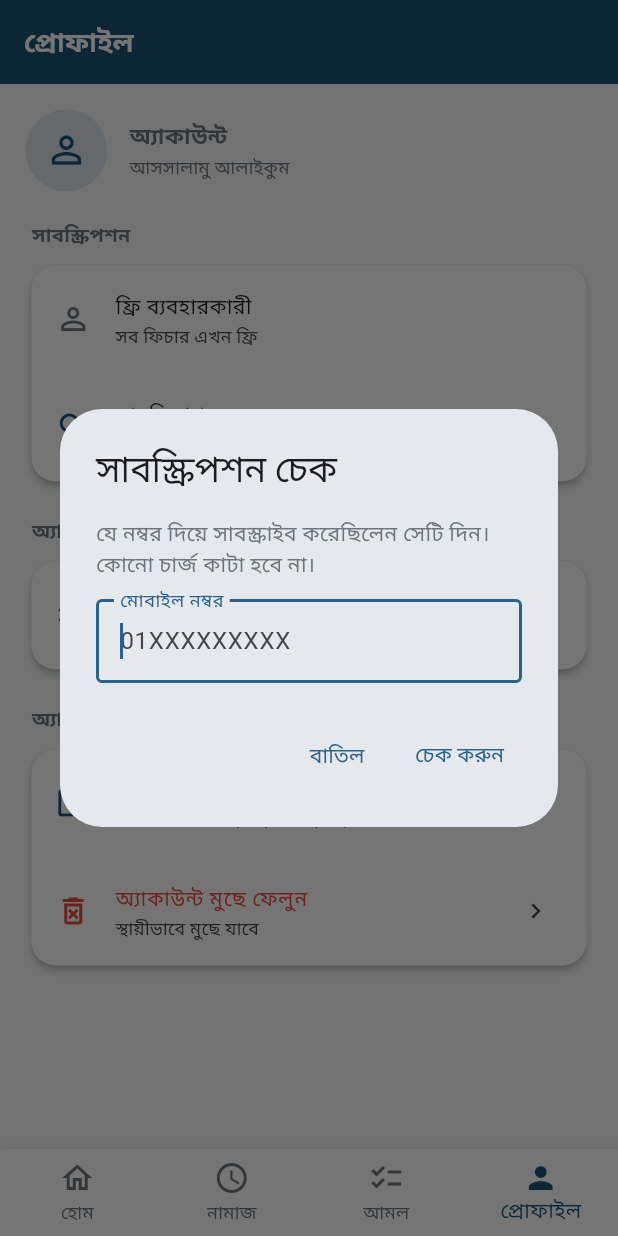
After one commit to rtrajon-dev/amol_app, a Flutter app: the ProfileScreen screen opened by its route, after a tap on "সাবস্ক্রিপশন চেক করুন", on a phone screen of 412 x 824 dp. The commit adds this screen. Run offline on Flutter 3.47's test engine with Material 3 defaults, Android fonts, the phone set to English and light mode, and no system bars; our stand-ins replace adhan, connectivity_plus, dio, drift, drift_flutter, firebase_analytics and 17 more; accounts and stored records are empty; generated files the repository leaves out were written again; network calls fail; Roboto replaces fonts that are missing (Hind).

Commit message:
feat(profile): add a Profile tab and reduce the nav to four
Adds Profile and drops the bottom nav from five tabs to four:
হোম · নামাজ · আমল · প্রোফাইল.

নামাজ and আমল stay because they are the daily-use pair — prayer times are
consulted five times a day and the amal tracker is what the app is named
for. তাসবিহ moves to the home grid because it is used in sessions rather
than constantly, and রমজান because it is relevant about thirty days a
year, which is the weakest possible use of a permanent slot.

রমজান was not on the home grid, so cutting it from the nav without adding
a tile would have made it unreachable — which is precisely what had
already happened to Settings: AppRoutes.settings had a route and no entry
point anywhere in the UI, so city selection, calculation method, azan
toggles and subscription cancel were all unreachable. Profile is now that
door.

The নামাজের সময় tile is dropped: duplicating a permanent tab spends a grid
slot on a screen that is always one tap away.

Profile carries account (email, logout, delete) and BDApps subscription
status and unsubscribe.

The subscription section separates management from sales, which is what
lets it exist at all in a phase that sells nothing (FR-PH-01). A user who
subscribed through the Amol365 web app is premium here under one shared
MSISDN (FR-S-19), and on a fresh install their entitlement cache is empty,
so without a status lookup they would have no way to reach or cancel a
subscription they are already paying for. The lookup is therefore
available in Phase 1; every path that would take money is not. The check
deliberately does not continue into the OTP subscribe flow, which would
make it a purchase path.

Cancelling still states plainly that it ends web access too (FR-S-20), and
a stale entitlement is labelled rather than presented as freshly verified
(FR-S-15).

MainShell._tabs becomes MainShell.tabs so a test can assert it against the
nav bar's items. Those two lists live in different files and are joined
only by index, so a mismatch routes taps to the wrong screen with nothing
to catch it at compile time; navigation_test now pins the pairing.

23 tests.

```diff
--- a/lib/app/router/app_router.dart
+++ b/lib/app/router/app_router.dart
@@ -16,6 +16,7 @@ import '../../features/onboarding/presentation/view/onboarding_screen.dart';
 import '../../features/prayer_time/presentation/view/azan_settings_screen.dart';
 import '../../features/prayer_time/presentation/view/city_selector_screen.dart';
 import '../../features/prayer_time/presentation/view/prayer_time_screen.dart';
+import '../../features/profile/presentation/view/profile_screen.dart';
 import '../../features/qibla/presentation/view/qibla_screen.dart';
 import '../../features/ramadan/presentation/view/ramadan_screen.dart';
 import '../../features/settings/presentation/view/settings_screen.dart';
@@ -238,6 +239,10 @@ final appRouterProvider = Provider<GoRouter>((ref) {
             builder: (_, _) => const RamadanScreen(),
           ),
           GoRoute(
+            path: AppRoutes.profile,
+            builder: (_, _) => const ProfileScreen(),
+          ),
+          GoRoute(
             path: AppRoutes.settings,
             builder: (_, _) => const SettingsScreen(),
           ),
--- a/lib/app/router/app_routes.dart
+++ b/lib/app/router/app_routes.dart
@@ -26,5 +26,6 @@ abstract class AppRoutes {
   static const surah = '/surah';
   static const surahDetail = '/surah/:id';
   static const ramadan = '/ramadan';
+  static const profile = '/profile';
   static const settings = '/settings';
 }
--- a/lib/app/shell/main_shell.dart
+++ b/lib/app/shell/main_shell.dart
@@ -9,12 +9,20 @@ class MainShell extends StatelessWidget {
 
   final Widget child;
 
-  static const _tabs = [
+  /// Four tabs, ordered by daily frequency.
+  ///
+  /// This list is positionally coupled to `AppBottomNavBar.items` — index N
+  /// here must be the item at index N there. Editing one without the other
+  /// routes taps to the wrong screen, and nothing catches it at compile time.
+  ///
+  /// তাসবিহ and রমজান moved to the home grid: tasbeeh is used in sessions
+  /// rather than constantly, and Ramadan is relevant about thirty days a year,
+  /// which is a poor use of a permanent slot.
+  static const tabs = [
     AppRoutes.home,
+    AppRoutes.prayerTime,
     AppRoutes.amalTracker,
-    AppRoutes.prayerTime,
-    AppRoutes.tasbeeh,
-    AppRoutes.ramadan,
+    AppRoutes.profile,
   ];
 
   @override
@@ -26,10 +34,10 @@ class MainShell extends StatelessWidget {
       body: child,
       bottomNavigationBar: AppBottomNavBar(
         currentIndex: currentIndex < 0 ? 0 : currentIndex,
-        onTap: (i) => context.go(_tabs[i]),
+        onTap: (i) => context.go(tabs[i]),
       ),
     );
   }
 
-  int _tabIndexFor(String path) => _tabs.indexWhere((t) => path == t);
+  int _tabIndexFor(String path) => tabs.indexWhere((t) => path == t);
 }
--- a/lib/app/shell/widgets/bottom_nav_bar.dart
+++ b/lib/app/shell/widgets/bottom_nav_bar.dart
@@ -15,12 +15,12 @@ class AppBottomNavBar extends StatelessWidget {
     return BottomNavigationBar(
       currentIndex: currentIndex,
       onTap: onTap,
+      // Positionally coupled to `MainShell._tabs` — see the note there.
       items: const [
         BottomNavigationBarItem(icon: Icon(Icons.home_outlined), activeIcon: Icon(Icons.home), label: 'হোম'),
+        BottomNavigationBarItem(icon: Icon(Icons.access_time_outlined), activeIcon: Icon(Icons.access_time), label: 'নামাজ'),
         BottomNavigationBarItem(icon: Icon(Icons.checklist_outlined), activeIcon: Icon(Icons.checklist), label: 'আমল'),
-        BottomNavigationBarItem(icon: Icon(Icons.access_time_outlined), activeIcon: Icon(Icons.access_time), label: 'নামাজ'),
-        BottomNavigationBarItem(icon: Icon(Icons.loop_outlined), activeIcon: Icon(Icons.loop), label: 'তাসবিহ'),
-        BottomNavigationBarItem(icon: Icon(Icons.star_outline), activeIcon: Icon(Icons.star), label: 'রমজান'),
+        BottomNavigationBarItem(icon: Icon(Icons.person_outline), activeIcon: Icon(Icons.person), label: 'প্রোফাইল'),
       ],
     );
   }
--- /dev/null
+++ b/lib/features/profile/presentation/view/profile_screen.dart
@@ -0,0 +1,208 @@
+import 'package:flutter/material.dart';
+import 'package:flutter_riverpod/flutter_riverpod.dart';
+import 'package:flutter_screenutil/flutter_screenutil.dart';
+import 'package:go_router/go_router.dart';
+
+import '../../../../app/config/feature_flags.dart';
+import '../../../../app/router/app_routes.dart';
+import '../../../../app/theme/app_colors.dart';
+import '../../../auth/presentation/viewmodel/auth_viewmodel.dart';
+import '../../../subscription/presentation/viewmodel/subscription_viewmodel.dart';
+import '../widgets/profile_section.dart';
+import '../widgets/subscription_status_card.dart';
+
+class ProfileScreen extends ConsumerWidget {
+  const ProfileScreen({super.key});
+
+  @override
+  Widget build(BuildContext context, WidgetRef ref) {
+    final auth = ref.watch(authProvider);
+    final entitlement = ref.watch(entitlementProvider);
+    final flags = ref.watch(featureFlagsProvider);
+
+    return Scaffold(
+      appBar: AppBar(title: const Text('প্রোফাইল')),
+      body: ListView(
+        padding: EdgeInsets.all(16.w),
+        children: [
+          _AccountHeader(email: auth.user?.email ?? ''),
+          SizedBox(height: 20.h),
+
+          ProfileSection(
+            title: 'সাবস্ক্রিপশন',
+            children: [
+              SubscriptionStatusCard(
+                entitlement: entitlement,
+                // FR-PH-02 — Phase 1 offers no way to BUY. Checking and
+                // cancelling an existing subscription is account management,
+                // not a sales surface, and a web subscriber (FR-S-19) still
+                // needs both.
+                canSubscribe: flags.subscriptionEnabled,
+              ),
+            ],
+          ),
+          SizedBox(height: 20.h),
+
+          ProfileSection(
+            title: 'অ্যাপ',
+            children: [
+              ProfileTile(
+                icon: Icons.settings_outlined,
+                title: 'সেটিংস',
+                subtitle: 'নামাজের সময়, আযান, শহর',
+                onTap: () => context.push(AppRoutes.settings),
+              ),
+            ],
+          ),
+          SizedBox(height: 20.h),
+
+          ProfileSection(
+            title: 'অ্যাকাউন্ট',
+            children: [
+              ProfileTile(
+                icon: Icons.logout,
+                title: 'লগআউট',
+                subtitle: 'আমল ও তাসবিহ এই ডিভাইসেই থাকবে',
+                onTap: () => _confirmLogout(context, ref),
+              ),
+              ProfileTile(
+                icon: Icons.delete_forever_outlined,
+                title: 'অ্যাকাউন্ট মুছে ফেলুন',
+                subtitle: 'স্থায়ীভাবে মুছে যাবে',
+                destructive: true,
+                onTap: () => _confirmDelete(context, ref),
+              ),
+            ],
+          ),
+        ],
+      ),
+    );
+  }
+
+  /// FR-A-08 — device-local progress survives a logout. Saying so in the
+  /// dialog matters: users who fear losing a long streak will not log out, and
+  /// then cannot switch accounts.
+  Future<void> _confirmLogout(BuildContext context, WidgetRef ref) async {
+    final confirmed = await showDialog<bool>(
+      context: context,
+      builder: (dialogContext) => AlertDialog(
+        title: const Text('লগআউট'),
+        content: const Text(
+          'আপনি কি লগআউট করতে চান?\n\n'
+          'আপনার আমল, তাসবিহ ও স্ট্রিক এই ডিভাইসেই থাকবে।',
+        ),
+        actions: [
+          TextButton(
+            onPressed: () => Navigator.pop(dialogContext, false),
+            child: const Text('বাতিল'),
+          ),
+          TextButton(
+            onPressed: () => Navigator.pop(dialogContext, true),
+            child: Text('লগআউট', style: TextStyle(color: AppColors.error)),
+          ),
+        ],
+      ),
+    );
+
+    if (confirmed != true) return;
+    await ref.read(authProvider.notifier).logout();
+  }
+
+  /// Irreversible, and the server requires the password — an unlocked phone
+  /// alone must not be able to destroy an account.
+  Future<void> _confirmDelete(BuildContext context, WidgetRef ref) async {
+    final controller = TextEditingController();
+
+    final password = await showDialog<String>(
+      context: context,
+      builder: (dialogContext) => AlertDialog(
+        title: const Text('অ্যাকাউন্ট মুছে ফেলুন'),
+        content: Column(
+          mainAxisSize: MainAxisSize.min,
+          crossAxisAlignment: CrossAxisAlignment.start,
+          children: [
+            const Text(
+              'এই কাজটি স্থায়ী। আপনার অ্যাকাউন্ট ও সাবস্ক্রিপশন মুছে যাবে '
+              'এবং ফিরিয়ে আনা যাবে না।\n\n'
+              'নিশ্চিত করতে পাসওয়ার্ড দিন:',
+            ),
+            SizedBox(height: 12.h),
+            TextField(
+              controller: controller,
+              obscureText: true,
+              autofocus: true,
+              decoration: const InputDecoration(
+                labelText: 'পাসওয়ার্ড',
+                border: OutlineInputBorder(),
+              ),
+            ),
+          ],
+        ),
+        actions: [
+          TextButton(
+            onPressed: () => Navigator.pop(dialogContext),
+            child: const Text('থাক'),
+          ),
+          TextButton(
+            onPressed: () => Navigator.pop(dialogContext, controller.text),
+            child: Text('মুছে ফেলুন', style: TextStyle(color: AppColors.error)),
+          ),
+        ],
+      ),
+    );
+
+    controller.dispose();
+    if (password == null || password.isEmpty || !context.mounted) return;
+
+    final messenger = ScaffoldMessenger.of(context);
+    final ok = await ref.read(authProvider.notifier).deleteAccount(password);
+
+    if (!ok) {
+      final failure = ref.read(authProvider).failure;
+      messenger.showSnackBar(
+        SnackBar(content: Text(failure?.message ?? 'মুছে ফেলা যায়নি।')),
+      );
+    }
+    // On success the router redirect handles navigation as auth state flips.
+  }
+}
+
+class _AccountHeader extends StatelessWidget {
+  const _AccountHeader({required this.email});
+
+  final String email;
+
+  @override
+  Widget build(BuildContext context) {
+    return Row(
+      children: [
+        CircleAvatar(
+          radius: 28.r,
+          backgroundColor: AppColors.primary.withValues(alpha: 0.12),
+          child: Icon(Icons.person_outline,
+              size: 30.sp, color: AppColors.primary),
+        ),
+        SizedBox(width: 14.w),
+        Expanded(
+          child: Column(
+            crossAxisAlignment: CrossAxisAlignment.start,
+            children: [
+              Text(
+                email.isEmpty ? 'অ্যাকাউন্ট' : email,
+                style:
+                    TextStyle(fontSize: 15.sp, fontWeight: FontWeight.w600),
+                overflow: TextOverflow.ellipsis,
+              ),
+              SizedBox(height: 2.h),
+              Text(
+                'আসসালামু আলাইকুম',
+                style: TextStyle(
+                    fontSize: 12.sp, color: AppColors.textSecondary),
+              ),
+            ],
+          ),
+        ),
+      ],
+    );
+  }
+}
--- /dev/null
+++ b/lib/features/profile/presentation/widgets/profile_section.dart
@@ -0,0 +1,79 @@
+import 'package:flutter/material.dart';
+import 'package:flutter_screenutil/flutter_screenutil.dart';
+
+import '../../../../app/theme/app_colors.dart';
+
+/// A titled group of profile rows, matching the Settings screen's grouping so
+/// the two read as one app rather than two.
+class ProfileSection extends StatelessWidget {
+  const ProfileSection({
+    super.key,
+    required this.title,
+    required this.children,
+  });
+
+  final String title;
+  final List<Widget> children;
+
+  @override
+  Widget build(BuildContext context) {
+    return Column(
+      crossAxisAlignment: CrossAxisAlignment.start,
+      children: [
+        Padding(
+          padding: EdgeInsets.only(left: 4.w, bottom: 8.h),
+          child: Text(
+            title,
+            style: TextStyle(
+              fontSize: 13.sp,
+              color: AppColors.textSecondary,
+              fontWeight: FontWeight.w600,
+            ),
+          ),
+        ),
+        Card(child: Column(children: children)),
+      ],
+    );
+  }
+}
+
+class ProfileTile extends StatelessWidget {
+  const ProfileTile({
+    super.key,
+    required this.icon,
+    required this.title,
+    required this.onTap,
+    this.subtitle,
+    this.destructive = false,
+  });
+
+  final IconData icon;
+  final String title;
+  final String? subtitle;
+  final VoidCallback onTap;
+
+  /// Irreversible actions are coloured so they cannot be tapped by pattern.
+  final bool destructive;
+
+  @override
+  Widget build(BuildContext context) {
+    final color = destructive ? AppColors.error : AppColors.primary;
+
+    return ListTile(
+      leading: Icon(icon, color: color),
+      title: Text(
+        title,
+        style: TextStyle(
+          fontSize: 14.sp,
+          fontWeight: FontWeight.w500,
+          color: destructive ? AppColors.error : null,
+        ),
+      ),
+      subtitle: subtitle == null
+          ? null
+          : Text(subtitle!, style: TextStyle(fontSize: 12.sp)),
+      trailing: const Icon(Icons.chevron_right, size: 20),
+      onTap: onTap,
+    );
+  }
+}
--- /dev/null
+++ b/lib/features/profile/presentation/widgets/subscription_status_card.dart
@@ -0,0 +1,232 @@
+import 'package:flutter/material.dart';
+import 'package:flutter_riverpod/flutter_riverpod.dart';
+import 'package:flutter_screenutil/flutter_screenutil.dart';
+import 'package:go_router/go_router.dart';
+
+import '../../../../app/di/providers.dart';
+import '../../../../app/network/api_exception.dart';
+import '../../../../app/router/app_routes.dart';
+import '../../../../app/theme/app_colors.dart';
+import '../../../subscription/domain/entitlement.dart';
+import '../../../subscription/presentation/viewmodel/subscription_viewmodel.dart';
+import 'profile_section.dart';
+
+/// BDApps subscription status, plus the two actions a subscriber needs:
+/// find their subscription, and end it.
+///
+/// [canSubscribe] separates *management* from *sales*. Phase 1 sells nothing
+/// (FR-PH-01), but a user who subscribed through the Amol365 **web** app is
+/// premium here too under one shared MSISDN (FR-S-19) and must still be able
+/// to see and cancel that subscription. So the status check stays available
+/// while every path that would take money is withheld.
+class SubscriptionStatusCard extends ConsumerWidget {
+  const SubscriptionStatusCard({
+    super.key,
+    required this.entitlement,
+    required this.canSubscribe,
+  });
+
+  final Entitlement entitlement;
+  final bool canSubscribe;
+
+  @override
+  Widget build(BuildContext context, WidgetRef ref) {
+    if (entitlement.isPremium) {
+      return Column(
+        children: [
+          ListTile(
+            leading: const Icon(Icons.verified, color: AppColors.accent),
+            title: Text(
+              'প্রিমিয়াম সক্রিয়',
+              style: TextStyle(
+                fontSize: 14.sp,
+                fontWeight: FontWeight.w600,
+                color: AppColors.accent,
+              ),
+            ),
+            subtitle: Text(
+              _activeSubtitle(),
+              style: TextStyle(fontSize: 12.sp),
+            ),
+          ),
+          ProfileTile(
+            icon: Icons.refresh,
+            title: 'স্ট্যাটাস রিফ্রেশ করুন',
+            onTap: () => _refresh(context, ref),
+          ),
+          ProfileTile(
+            icon: Icons.cancel_outlined,
+            title: 'আনসাবস্ক্রাইব',
+            subtitle: 'ওয়েবসাইটেও প্রিমিয়াম বন্ধ হবে',
+            destructive: true,
+            onTap: () => _confirmCancel(context, ref),
+          ),
+        ],
+      );
+    }
+
+    return Column(
+      children: [
+        ListTile(
+          leading: Icon(Icons.person_outline, color: AppColors.textSecondary),
+          title: Text(
+            'ফ্রি ব্যবহারকারী',
+            style: TextStyle(fontSize: 14.sp, fontWeight: FontWeight.w500),
+          ),
+          subtitle: Text(
+            canSubscribe
+                ? 'প্রিমিয়ামে আপগ্রেড করুন'
+                : 'সব ফিচার এখন ফ্রি',
+            style: TextStyle(fontSize: 12.sp),
+          ),
+        ),
+        // FR-S-19 — a web subscriber arriving on a fresh install has no cached
+        // entitlement, so without this there is no way for them to find the
+        // subscription they are already paying for.
+        ProfileTile(
+          icon: Icons.search,
+          title: 'সাবস্ক্রিপশন চেক করুন',
+          subtitle: 'অন্য নম্বর বা ওয়েবসাইটে সাবস্ক্রাইব করে থাকলে',
+          onTap: () => _checkStatus(context, ref),
+        ),
+        if (canSubscribe)
+          ProfileTile(
+            icon: Icons.star_outline,
+            title: 'প্রিমিয়াম সাবস্ক্রিপশন',
+            subtitle: 'সপ্তাহে ৫ টাকা',
+            onTap: () => context.push('${AppRoutes.subscription}?manual=1'),
+          ),
+      ],
+    );
+  }
+
+  String _activeSubtitle() {
+    final masked = entitlement.maskedMsisdn;
+    final base = masked == null ? 'সাপ্তাহিক ৫ টাকা' : '$masked · সাপ্তাহিক ৫ টাকা';
+    // FR-S-15 — say when the answer is old rather than implying it is fresh.
+    return entitlement.isStale ? '$base · যাচাই করা যায়নি' : base;
+  }
+
+  Future<void> _refresh(BuildContext context, WidgetRef ref) async {
+    final messenger = ScaffoldMessenger.of(context);
+    try {
+      final result =
+          await ref.read(subscriptionRepositoryProvider).refreshIfStale();
+      ref.read(entitlementProvider.notifier).set(result);
+      messenger.showSnackBar(
+        SnackBar(
+          content: Text(result.isPremium
+              ? 'প্রিমিয়াম সক্রিয় আছে।'
+              : 'কোনো সক্রিয় সাবস্ক্রিপশন নেই।'),
+        ),
+      );
+    } on ApiException catch (e) {
+      messenger.showSnackBar(SnackBar(content: Text(e.message)));
+    }
+  }
+
+  /// Status lookup only. Deliberately never continues into the OTP subscribe
+  /// flow — that would make this a purchase path, which Phase 1 withholds.
+  Future<void> _checkStatus(BuildContext context, WidgetRef ref) async {
+    final controller = TextEditingController();
+
+    final msisdn = await showDialog<String>(
+      context: context,
+      builder: (dialogContext) => AlertDialog(
+        title: const Text('সাবস্ক্রিপশন চেক'),
+        content: Column(
+          mainAxisSize: MainAxisSize.min,
+          crossAxisAlignment: CrossAxisAlignment.start,
+          children: [
+            const Text(
+              'যে নম্বর দিয়ে সাবস্ক্রাইব করেছিলেন সেটি দিন। '
+              'কোনো চার্জ কাটা হবে না।',
+            ),
+            SizedBox(height: 12.h),
+            TextField(
+              controller: controller,
+              keyboardType: TextInputType.phone,
+              autofocus: true,
+              decoration: const InputDecoration(
+                labelText: 'মোবাইল নম্বর',
+                hintText: '01XXXXXXXXX',
+                border: OutlineInputBorder(),
+              ),
+            ),
+          ],
+        ),
+        actions: [
+          TextButton(
+            onPressed: () => Navigator.pop(dialogContext),
+            child: const Text('বাতিল'),
+          ),
+          TextButton(
+            onPressed: () => Navigator.pop(dialogContext, controller.text),
+            child: const Text('চেক করুন'),
+          ),
+        ],
+      ),
+    );
+
+    controller.dispose();
+    if (msisdn == null || msisdn.trim().isEmpty || !context.mounted) return;
+
+    final messenger = ScaffoldMessenger.of(context);
+    try {
+      final result = await ref
+          .read(subscriptionRepositoryProvider)
+          .checkStatus(msisdn.trim());
+      ref.read(entitlementProvider.notifier).set(result);
+
+      messenger.showSnackBar(
+        SnackBar(
+          content: Text(result.isPremium
+              ? 'প্রিমিয়াম সাবস্ক্রিপশন পাওয়া গেছে।'
+              : 'এই নম্বরে কোনো সক্রিয় সাবস্ক্রিপশন নেই।'),
+        ),
+      );
+    } on ApiException catch (e) {
+      messenger.showSnackBar(SnackBar(content: Text(e.message)));
+    }
+  }
+
+  /// FR-S-20 — cancelling is GLOBAL. Amol365 mobile and web are one BDApps
+  /// application, so ending this subscription ends web access too. The dialog
+  /// says so plainly; the consequence must never be a surprise.
+  Future<void> _confirmCancel(BuildContext context, WidgetRef ref) async {
+    final confirmed = await showDialog<bool>(
+      context: context,
+      builder: (dialogContext) => AlertDialog(
+        title: const Text('সাবস্ক্রিপশন বাতিল'),
+        content: const Text(
+          'আপনি কি সাবস্ক্রিপশন বাতিল করতে চান?\n\n'
+          'বাতিল করলে প্রিমিয়াম ফিচারগুলো সাথে সাথে বন্ধ হয়ে যাবে। '
+          'এই নম্বর দিয়ে ওয়েবসাইটেও আর প্রিমিয়াম ব্যবহার করা যাবে না।',
+        ),
+        actions: [
+          TextButton(
+            onPressed: () => Navigator.pop(dialogContext, false),
+            child: const Text('থাক'),
+          ),
+          TextButton(
+            onPressed: () => Navigator.pop(dialogContext, true),
+            child: Text('বাতিল করুন', style: TextStyle(color: AppColors.error)),
+          ),
+        ],
+      ),
+    );
+
+    if (confirmed != true || !context.mounted) return;
+
+    final messenger = ScaffoldMessenger.of(context);
+    try {
+      final result = await ref.read(subscriptionRepositoryProvider).cancel();
+      ref.read(entitlementProvider.notifier).set(result);
+      messenger.showSnackBar(
+        const SnackBar(content: Text('সাবস্ক্রিপশন বাতিল করা হয়েছে।')),
+      );
+    } on ApiException catch (e) {
+      messenger.showSnackBar(SnackBar(content: Text(e.message)));
+    }
+  }
+}
```
Also changed, not shown: lib/features/auth/presentation/viewmodel/auth_viewmodel.dart (+16 -0 lines), lib/features/home/presentation/view/home_screen.dart (+8 -3 lines), 3 other files.
